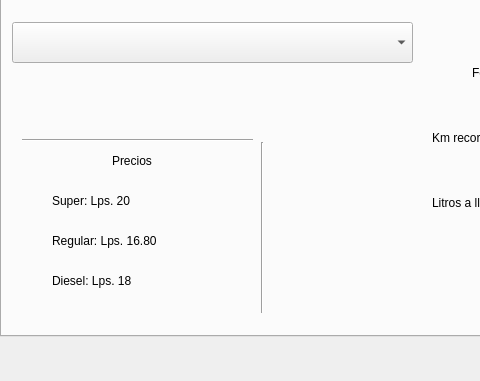
The window that RendimientoCarro/mainwindow.ui (pejuan/11411073-proyecto-02) describes before a commit, drawn with Qt 5; both pictures show x 0 to 480 and y 170 to 551 of the 780 by 551 pixel window.
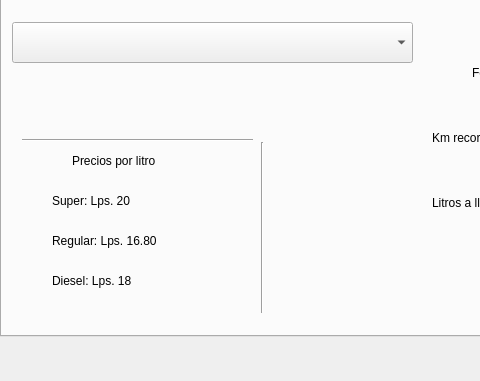
The same window after the commit. The open tabs and pages were chosen to show the change.

The edit to the form file:
```diff
--- a/RendimientoCarro/mainwindow.ui
+++ b/RendimientoCarro/mainwindow.ui
@@ -576,14 +576,14 @@
      <widget class="QLabel" name="label_18">
       <property name="geometry">
        <rect>
-        <x>110</x>
+        <x>70</x>
         <y>230</y>
-        <width>67</width>
+        <width>121</width>
         <height>17</height>
        </rect>
       </property>
       <property name="text">
-       <string>Precios</string>
+       <string>Precios por litro</string>
       </property>
      </widget>
      <widget class="QLabel" name="label_19">
```
Left out of the diff: 2 changed lines with no effect on the pictures.
